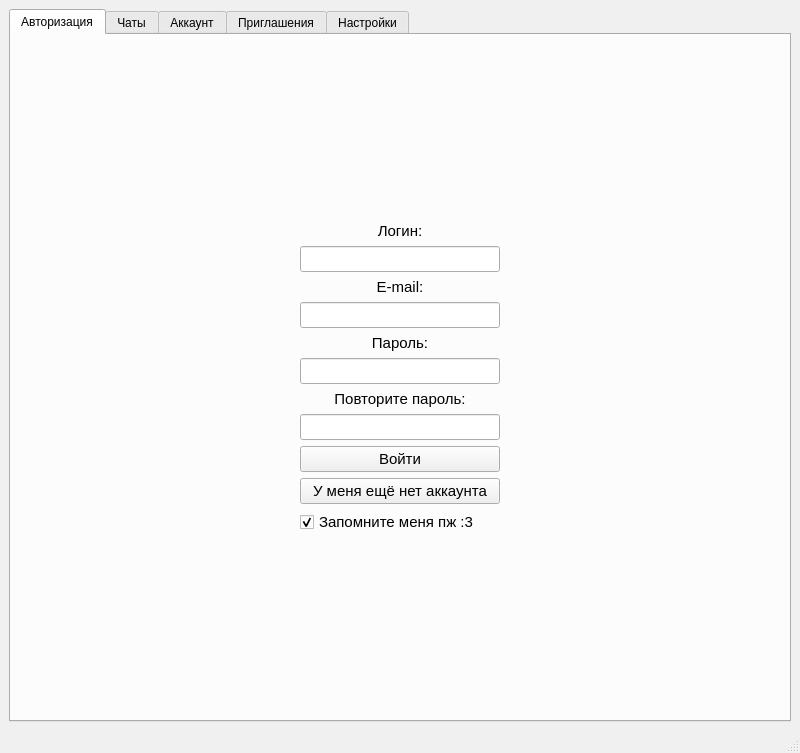
Before: the Qt Designer form AlphaDesign/mainwindow.ui in Vladg24YT/Egg-Chat, drawn with Qt 5.
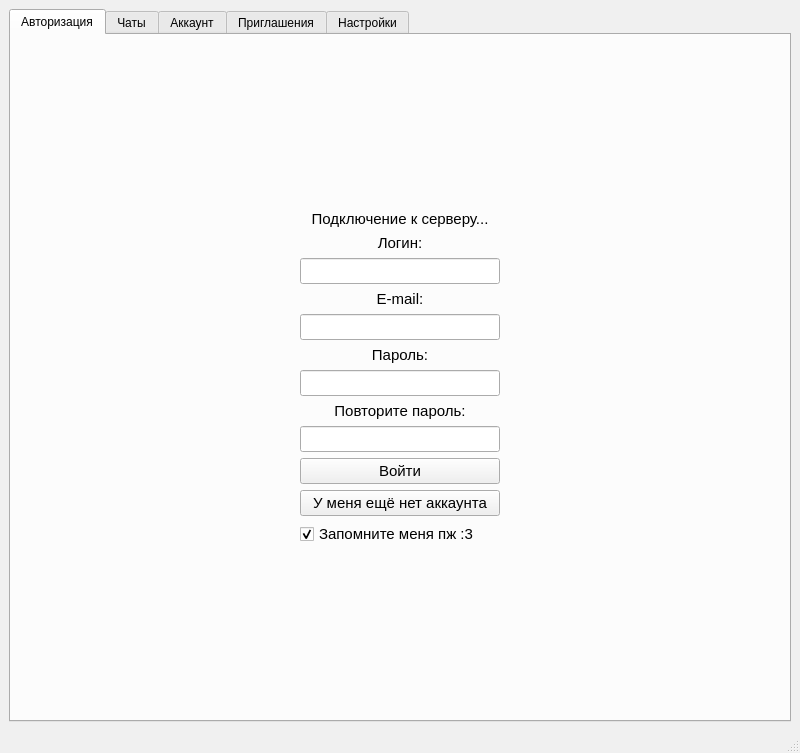
After: the same form once the commit is applied. The open tabs and pages were chosen to show the change.

Commit message: Баг фикс + проверка' подключения к серверу

The edit to the form file:
```diff
--- a/AlphaDesign/mainwindow.ui
+++ b/AlphaDesign/mainwindow.ui
@@ -491,6 +491,21 @@
             </property>
            </spacer>
           </item>
+          <item>
+           <widget class="QLabel" name="ConStatLabel">
+            <property name="font">
+             <font>
+              <pointsize>11</pointsize>
+             </font>
+            </property>
+            <property name="text">
+             <string>Подключение к серверу...</string>
+            </property>
+            <property name="alignment">
+             <set>Qt::AlignCenter</set>
+            </property>
+           </widget>
+          </item>
           <item>
            <widget class="QLabel" name="Login">
             <property name="font">
```
Left out of the diff: 4 changed lines with no effect on the pictures. The commit also changes 2 other files.
